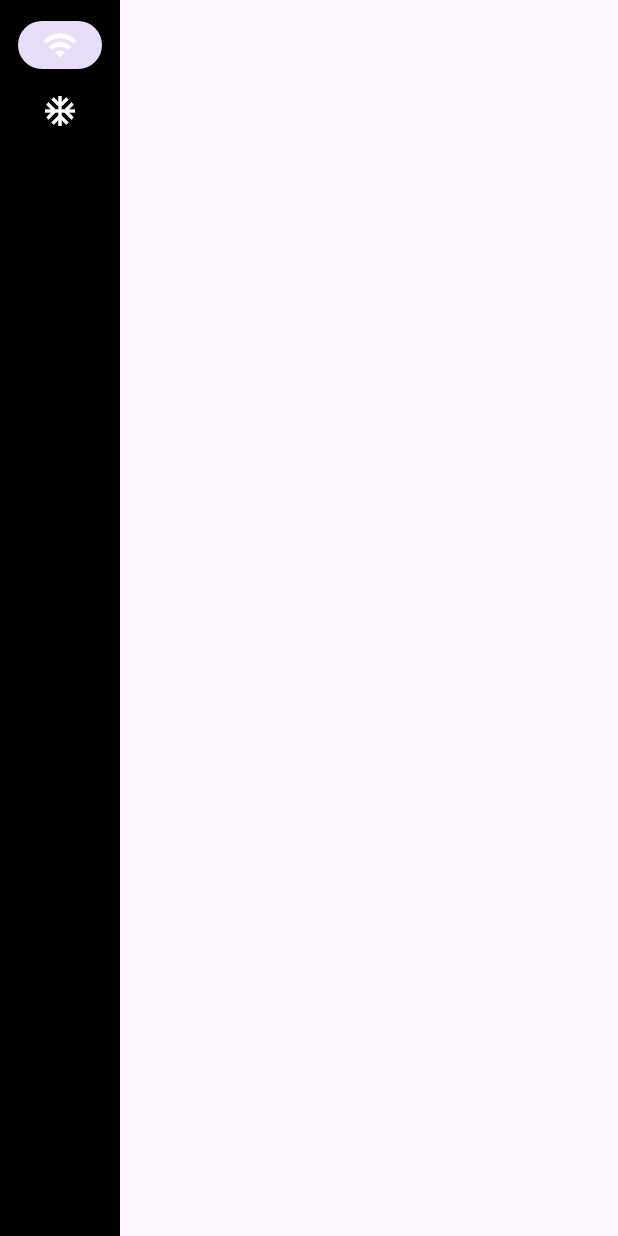
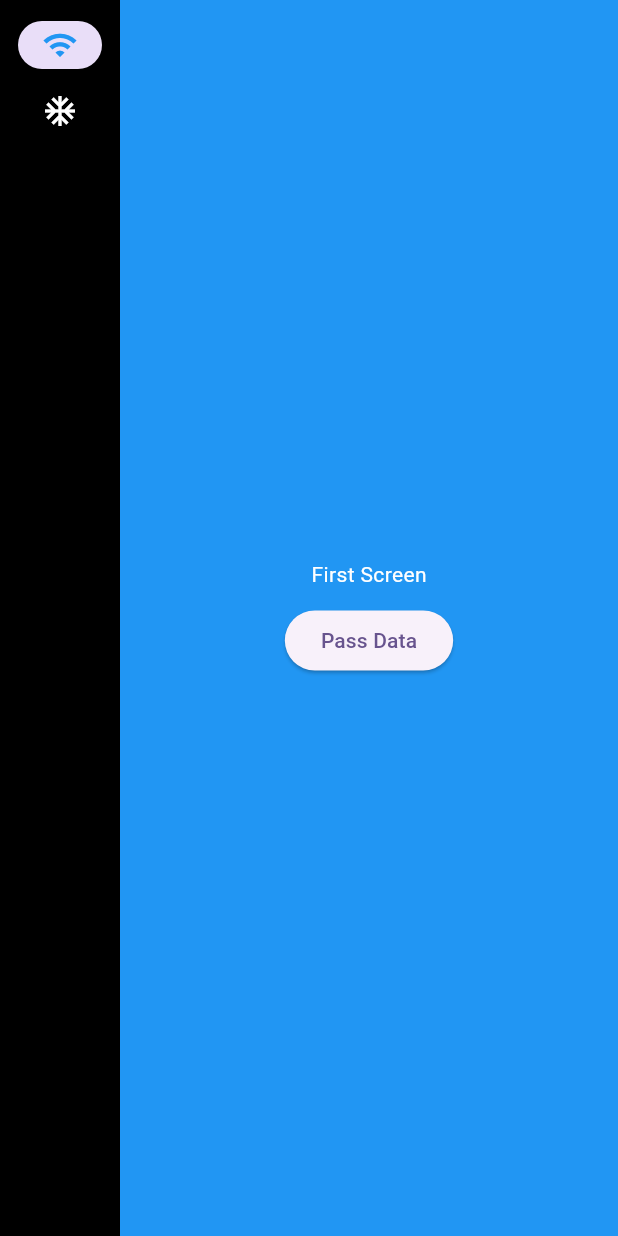
Before and after one commit to EusufUddin8926/Navigation-Rail, a Flutter app: the screen it shows after launch, after a tap on "Wifi", on a phone screen of 412 x 824 dp. Run offline on Flutter 3.47's test engine with Material 2 defaults, Android fonts, the phone set to English and light mode, and no system bars.

Commit message:
pass data one page to another

```diff
--- /dev/null
+++ b/lib/first_screen.dart
@@ -0,0 +1,41 @@
+import 'package:flutter/cupertino.dart';
+import 'package:flutter/material.dart';
+import 'package:navigation_rail/second_screen.dart';
+
+class first_screen extends StatefulWidget {
+  const first_screen({super.key});
+
+  @override
+  State<first_screen> createState() => _first_screenState();
+}
+
+class _first_screenState extends State<first_screen> {
+  var _name = "Eusuf Uddin";
+  @override
+  Widget build(BuildContext context) {
+    return SafeArea(
+      child: Scaffold(
+        backgroundColor: Colors.blue,
+        body: Column(
+          mainAxisAlignment: MainAxisAlignment.center,
+          children: [
+            Center(
+              child:  Text(
+                "First Screen",
+                style: TextStyle(color: Colors.white),
+              ),
+
+            ),
+            SizedBox(height: 10,),
+            Center(
+                child: ElevatedButton(child: Text("Pass Data"), onPressed: (){
+                  Navigator.push(context, MaterialPageRoute(builder: (context) => second_screen(name: _name),));
+                },)
+            )
+
+          ],
+        ),
+      ),
+    );
+  }
+}
--- a/lib/main.dart
+++ b/lib/main.dart
@@ -1,4 +1,6 @@
 import 'package:flutter/material.dart';
+import 'package:navigation_rail/first_screen.dart';
+import 'package:navigation_rail/second_screen.dart';
 
 void main() {
   runApp(const MyApp());
@@ -31,6 +33,10 @@ class NavigationRailScreen extends StatefulWidget {
 
 class _NavigationRailScreenState extends State<NavigationRailScreen> {
   int _selected_index = 0;
+  final _pages = [
+    first_screen(),
+    second_screen()
+  ];
 
   @override
   Widget build(BuildContext context) {
@@ -46,15 +52,33 @@ class _NavigationRailScreenState extends State<NavigationRailScreen> {
                       Icons.wifi,
                       color: Colors.white,
                     ),
-                      label: Text("Wifi")),
+                    label: Text("Wifi"),
+                    selectedIcon: Icon(
+                      Icons.wifi,
+                      color: Colors.blue,
+                    )),
                 NavigationRailDestination(
                     icon: Icon(
                       Icons.ac_unit,
                       color: Colors.white,
                     ),
-                      label: Text("Unit")),
+                    label: Text("Unit"),
+                    selectedIcon: Icon(
+                      Icons.ac_unit,
+                      color: Colors.blue,
+                    )),
               ],
-                selectedIndex: _selected_index)
+              selectedIndex: _selected_index,
+              onDestinationSelected: (val) {
+                setState(() {
+                  _selected_index = val;
+                });
+              },
+            ),
+            Expanded(
+                child: Container(
+                  child: _pages[_selected_index],
+                ))
           ],
         ),
       ),
--- /dev/null
+++ b/lib/second_screen.dart
@@ -0,0 +1,19 @@
+import 'package:flutter/cupertino.dart';
+import 'package:flutter/material.dart';
+
+class second_screen extends StatelessWidget {
+  var name;
+  second_screen({this.name});
+
+  @override
+  Widget build(BuildContext context) {
+    return SafeArea(
+      child: Scaffold(
+        backgroundColor: Colors.pink,
+        body: Center(
+          child: name==null ? Text("No Data pass"): Text(name, style: TextStyle(color: Colors.white),),
+        ),
+      ),
+    );
+  }
+}
```
Lines whose indentation alone changed are shown as unchanged.
